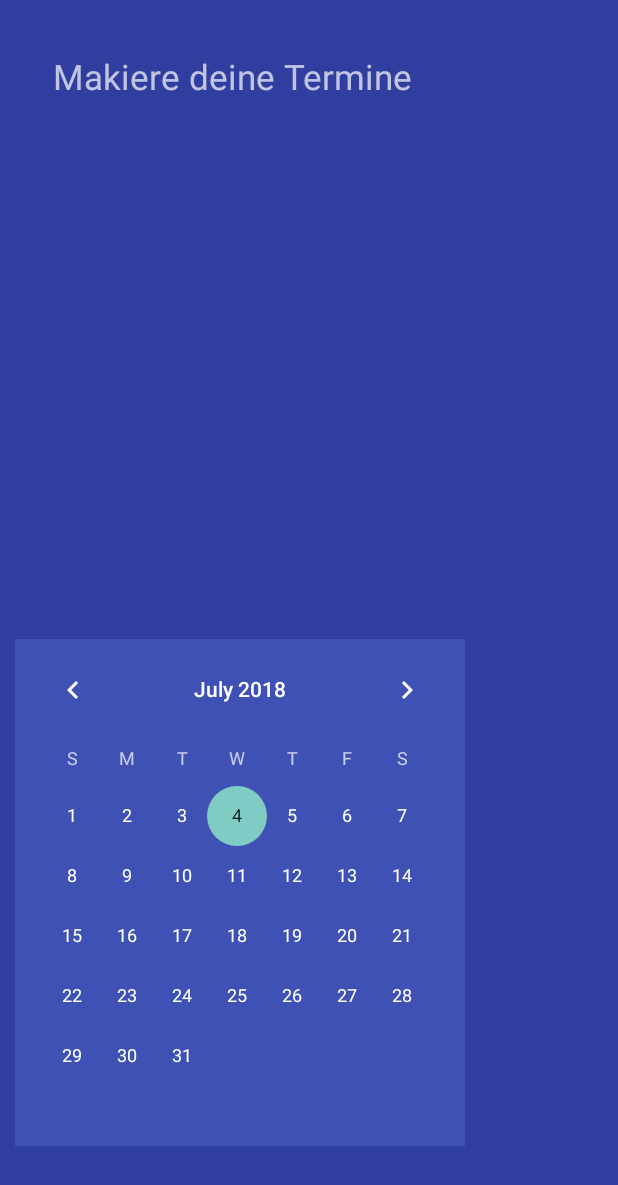
After one commit to DerChris2011/StudentManager, an Android app: the Calenar screen opened directly, with no data from a screen before it, on a phone screen of 412 x 824 dp. The commit adds this screen. Shown: the top 1185 px of the screen. Run offline under Robolectric (Android 15) with nearby library versions, the phone set to English and light mode, and no system bars.

```diff
--- a/app/src/main/AndroidManifest.xml
+++ b/app/src/main/AndroidManifest.xml
@@ -22,7 +22,8 @@
                 <category android:name="android.intent.category.LAUNCHER" />
             </intent-filter>
         </activity>
-        <activity android:name=".ContactDetails"></activity>
+        <activity android:name=".ContactDetails" />
+        <activity android:name=".Calenar"></activity>
     </application>
 
 </manifest>
--- /dev/null
+++ b/app/src/main/java/com/project/cvd/studentmanager/Calenar.java
@@ -0,0 +1,13 @@
+package com.project.cvd.studentmanager;
+
+import android.support.v7.app.AppCompatActivity;
+import android.os.Bundle;
+
+public class Calenar extends AppCompatActivity {
+
+    @Override
+    protected void onCreate(Bundle savedInstanceState) {
+        super.onCreate(savedInstanceState);
+        setContentView(R.layout.activity_calenar);
+    }
+}
--- a/app/src/main/java/com/project/cvd/studentmanager/Create.java
+++ b/app/src/main/java/com/project/cvd/studentmanager/Create.java
@@ -6,8 +6,6 @@ import android.os.Bundle;
 import android.view.View;
 import android.widget.Button;
 import android.widget.EditText;
-
-import com.project.cvd.studentmanager.DatabaseRepos.DBHelper;
 
 public class Create extends AppCompatActivity {
 
--- a/app/src/main/java/com/project/cvd/studentmanager/MainActivity.java
+++ b/app/src/main/java/com/project/cvd/studentmanager/MainActivity.java
@@ -1,18 +1,12 @@
 package com.project.cvd.studentmanager;
 
 import android.content.Intent;
-import android.database.Cursor;
 import android.os.Bundle;
 import android.support.v7.app.AppCompatActivity;
 import android.view.View;
-import android.widget.AdapterView;
-import android.widget.ArrayAdapter;
-import android.widget.Button;
 import android.widget.ImageButton;
 import android.widget.ListView;
 import android.widget.Switch;
-
-import com.project.cvd.studentmanager.DatabaseRepos.DBHelper;
 
 import java.util.ArrayList;
 import java.util.List;
--- /dev/null
+++ b/app/src/main/res/layout/activity_calenar.xml
@@ -0,0 +1,35 @@
+<?xml version="1.0" encoding="utf-8"?>
+<LinearLayout xmlns:android="http://schemas.android.com/apk/res/android"
+    xmlns:tools="http://schemas.android.com/tools"
+    android:layout_width="match_parent"
+    android:layout_height="match_parent"
+    android:background="@color/colorPrimaryDark"
+    android:orientation="vertical"
+    tools:context=".Calenar">
+
+    <TextView
+        android:id="@+id/textView"
+        android:layout_width="261dp"
+        android:layout_height="60dp"
+        android:layout_marginLeft="24dp"
+        android:layout_marginTop="35dp"
+        android:layout_weight="1"
+        android:text="Makiere deine Termine"
+        android:textAlignment="center"
+        android:textSize="23sp" />
+
+    <LinearLayout
+        android:layout_width="300dp"
+        android:background="@color/colorPrimary"
+        android:layout_height="wrap_content"
+        android:layout_marginBottom="60dp"
+        android:layout_marginLeft="10dp"
+        android:layout_marginTop="2dp"
+        android:orientation="vertical">
+
+        <CalendarView
+            android:layout_width="wrap_content"
+            android:layout_height="wrap_content"></CalendarView>
+    </LinearLayout>
+
+</LinearLayout>
```
Also changed, not shown: app/src/main/java/com/project/cvd/studentmanager/DatabaseRepos/DBHelper.java (deleted, +0 -111 lines), app/src/main/java/com/project/cvd/studentmanager/UsersAdapter.java (+0 -12 lines).
